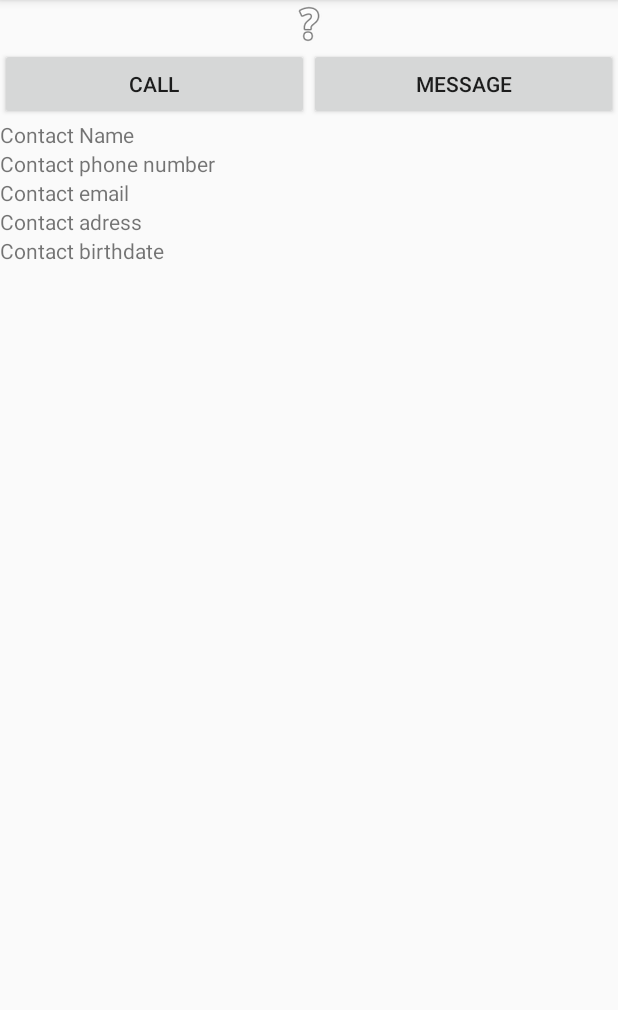
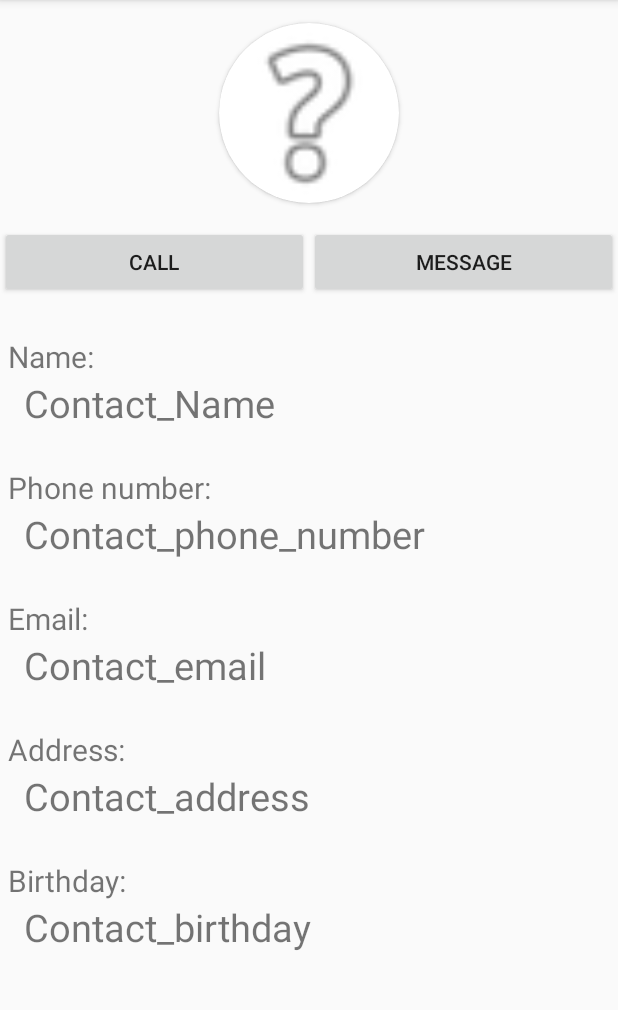
Before and after one commit to lubenard/ft_hangout, an Android app: the fragment ContactDetails shown on its own in the app's theme, on a phone screen of 412 x 824 dp, the part 84-1094 px from its top. Run offline under Robolectric (Android 15) with nearby library versions, the phone set to English and light mode, and no system bars; 2 statements that could not run were skipped.

Commit message:
Added basic way to add contact icon

```diff
--- a/app/src/main/java/com/lubenard/ft_hangouts/ContactDetails.java
+++ b/app/src/main/java/com/lubenard/ft_hangouts/ContactDetails.java
@@ -2,11 +2,14 @@ package com.lubenard.ft_hangouts;
 
 import android.app.AlertDialog;
 import android.content.DialogInterface;
+import android.graphics.drawable.Drawable;
+import android.media.Image;
 import android.os.Bundle;
 import android.view.LayoutInflater;
 import android.view.View;
 import android.view.ViewGroup;
 import android.widget.EditText;
+import android.widget.ImageView;
 import android.widget.TextView;
 import android.widget.Toast;
 
@@ -86,6 +89,7 @@ public class ContactDetails extends Fragment {
             TextView email = view.findViewById(R.id.contact_detail_email);
             TextView address = view.findViewById(R.id.contact_detail_address);
             TextView birthday = view.findViewById(R.id.contact_detail_birthday);
+            ImageView icon = view.findViewById(R.id.contact_detail_icon);
 
             // If the contact has a name, show it as Activity title.
             // Else, show the phoneNumber
@@ -99,6 +103,8 @@ public class ContactDetails extends Fragment {
             email.setText(contactDetails.get(2));
             address.setText(contactDetails.get(3));
             birthday.setText(contactDetails.get(4));
+            icon.setScaleType(ImageView.ScaleType.CENTER_CROP);
+            icon.setImageDrawable(Drawable.createFromPath(contactDetails.get(5)));
         }
         else {
             // trigger error, show toast and exit
--- a/app/src/main/java/com/lubenard/ft_hangouts/CustomListAdapter.java
+++ b/app/src/main/java/com/lubenard/ft_hangouts/CustomListAdapter.java
@@ -92,7 +92,7 @@ public class CustomListAdapter extends ArrayAdapter<ContactModel> implements Vie
         viewHolder.messageButton.setOnClickListener(new View.OnClickListener() {
             @Override
             public void onClick(View view) {
-                Log.d("ONCLICK", "Oncall has been clicked for item " + dataModel.getName());
+                Log.d("ONCLICK", "OnMessage has been clicked for item " + dataModel.getName());
             }
         });
 
--- a/app/src/main/res/layout/contact_page_fragment.xml
+++ b/app/src/main/res/layout/contact_page_fragment.xml
@@ -18,15 +18,26 @@
         app:menu="@menu/menu_contact_details"
         app:titleTextColor="@color/white"/>
 
-    <ImageView
-        android:id="@+id/imageView3"
-        android:layout_width="match_parent"
-        android:layout_height="wrap_content"
-        app:srcCompat="@android:drawable/ic_menu_help" />
+    <androidx.cardview.widget.CardView
+        android:id="@+id/cardview"
+        android:layout_width="120dp"
+        android:layout_height="120dp"
+        android:layout_gravity="center_horizontal"
+        android:layout_marginTop="15dp"
+        app:cardCornerRadius="60dp">
+
+        <ImageView
+            android:id="@+id/contact_detail_icon"
+            android:layout_width="130dp"
+            android:layout_height="130dp"
+            android:layout_gravity="center"
+            app:srcCompat="@android:drawable/ic_menu_help" />
+    </androidx.cardview.widget.CardView>
 
     <LinearLayout
         android:layout_width="match_parent"
         android:layout_height="wrap_content"
+        android:layout_marginTop="15dp"
         android:orientation="horizontal">
 
         <Button
@@ -46,33 +57,88 @@
     </LinearLayout>
 
     <TextView
+        android:id="@+id/textView"
+        android:layout_width="wrap_content"
+        android:layout_height="wrap_content"
+        android:layout_marginTop="25dp"
+        android:textSize="20dp"
+        android:layout_marginLeft="5dp"
+        android:text="Name:" />
+
+    <TextView
         android:id="@+id/contact_detail_name"
         android:layout_width="match_parent"
         android:layout_height="wrap_content"
-        android:text="Contact Name" />
+        android:textSize="25dp"
+        android:layout_marginHorizontal="@dimen/horizontal_fields_contacts"
+        android:text="Contact_Name" />
+
+    <TextView
+        android:id="@+id/textView2"
+        android:layout_marginTop="25dp"
+        android:layout_width="match_parent"
+        android:layout_height="wrap_content"
+        android:textSize="20dp"
+        android:layout_marginLeft="5dp"
+        android:text="Phone number:" />
 
     <TextView
         android:id="@+id/contact_detail_phone_number"
         android:layout_width="match_parent"
         android:layout_height="wrap_content"
-        android:text="Contact phone number" />
+        android:textSize="25dp"
+        android:layout_marginHorizontal="@dimen/horizontal_fields_contacts"
+        android:text="Contact_phone_number" />
+
+    <TextView
+        android:id="@+id/textView3"
+        android:layout_width="match_parent"
+        android:layout_height="wrap_content"
+        android:layout_marginTop="25dp"
+        android:textSize="20dp"
+        android:layout_marginLeft="5dp"
+        android:text="Email:" />
 
     <TextView
         android:id="@+id/contact_detail_email"
         android:layout_width="match_parent"
         android:layout_height="wrap_content"
-        android:text="Contact email" />
+        android:textSize="25dp"
+        android:layout_marginHorizontal="@dimen/horizontal_fields_contacts"
+        android:text="Contact_email" />
+
+    <TextView
+        android:id="@+id/textView5"
+        android:layout_width="match_parent"
+        android:layout_height="wrap_content"
+        android:layout_marginTop="25dp"
+        android:textSize="20dp"
+        android:layout_marginLeft="5dp"
+        android:text="Address:" />
 
     <TextView
         android:id="@+id/contact_detail_address"
         android:layout_width="match_parent"
         android:layout_height="wrap_content"
-        android:text="Contact adress" />
+        android:textSize="25dp"
+        android:layout_marginHorizontal="@dimen/horizontal_fields_contacts"
+        android:text="Contact_address" />
+
+    <TextView
+        android:id="@+id/textView6"
+        android:layout_width="match_parent"
+        android:layout_height="wrap_content"
+        android:layout_marginTop="25dp"
+        android:textSize="20dp"
+        android:layout_marginLeft="5dp"
+        android:text="Birthday:" />
 
     <TextView
         android:id="@+id/contact_detail_birthday"
         android:layout_width="match_parent"
         android:layout_height="wrap_content"
-        android:text="Contact birthdate" />
+        android:textSize="25dp"
+        android:layout_marginHorizontal="@dimen/horizontal_fields_contacts"
+        android:text="Contact_birthday" />
 
 </LinearLayout>
--- a/app/src/main/res/mipmap-anydpi-v26/ic_launcher.xml
+++ /dev/null
@@ -1,5 +0,0 @@
-<?xml version="1.0" encoding="utf-8"?>
-<adaptive-icon xmlns:android="http://schemas.android.com/apk/res/android">
-    <background android:drawable="@drawable/ic_launcher_background"/>
-    <foreground android:drawable="@mipmap/ic_launcher_foreground"/>
-</adaptive-icon>
--- a/app/src/main/res/mipmap-anydpi-v26/ic_launcher_round.xml
+++ /dev/null
@@ -1,5 +0,0 @@
-<?xml version="1.0" encoding="utf-8"?>
-<adaptive-icon xmlns:android="http://schemas.android.com/apk/res/android">
-    <background android:drawable="@drawable/ic_launcher_background"/>
-    <foreground android:drawable="@mipmap/ic_launcher_foreground"/>
-</adaptive-icon>
```
Also changed, not shown: app/src/main/java/com/lubenard/ft_hangouts/DbManager.java (+7 -3 lines), app/src/main/java/com/lubenard/ft_hangouts/EditContact.java (+57 -7 lines), app/src/main/java/com/lubenard/ft_hangouts/Utils/Utils.java (+27 -1 lines), app/src/main/res/drawable/contact_icon_wrapper.xml (added, +9 -0 lines), app/src/main/res/drawable/ic_launcher_background.xml (deleted, +0 -74 lines), app/src/main/res/layout/custom_contact_list_element.xml (+10 -5 lines), app/src/main/res/layout/edit_contact_fragment.xml (+14 -5 lines).
